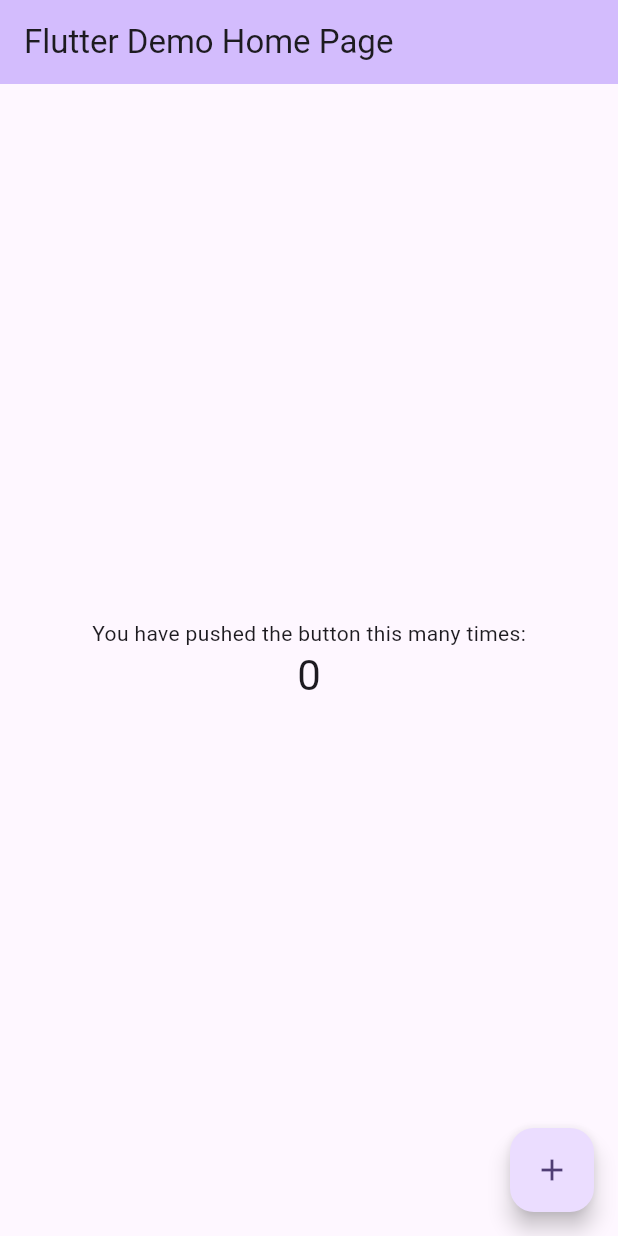
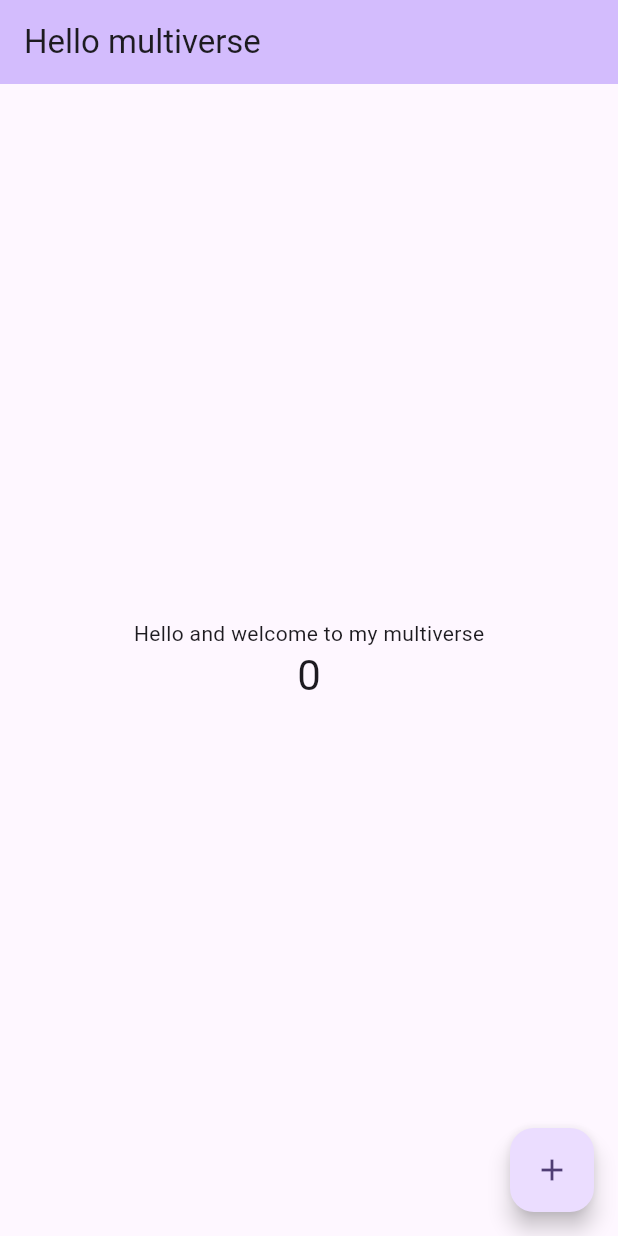
Before and after one commit to kkipngenokoech/100-days-of-flutter, a Flutter app: the screen it shows after launch, on a phone screen of 412 x 824 dp. Run offline on Flutter 3.47's test engine with Material 2 defaults, Android fonts, the phone set to English and light mode, and no system bars.

Commit message:
my hello world program is working

```diff
--- a/day-0/hello_ultiverse/lib/main.dart
+++ b/day-0/hello_ultiverse/lib/main.dart
@@ -12,6 +12,7 @@ class MyApp extends StatelessWidget {
   Widget build(BuildContext context) {
     return MaterialApp(
       title: 'Flutter Demo',
+      debugShowCheckedModeBanner: false,
       theme: ThemeData(
         // This is the theme of your application.
         //
@@ -31,7 +32,7 @@ class MyApp extends StatelessWidget {
         colorScheme: ColorScheme.fromSeed(seedColor: Colors.deepPurple),
         useMaterial3: true,
       ),
-      home: const MyHomePage(title: 'Flutter Demo Home Page'),
+      home: const MyHomePage(title: 'Hello multiverse'),
     );
   }
 }
@@ -106,7 +107,7 @@ class _MyHomePageState extends State<MyHomePage> {
           mainAxisAlignment: MainAxisAlignment.center,
           children: <Widget>[
             const Text(
-              'You have pushed the button this many times:',
+              'Hello and welcome to my multiverse',
             ),
             Text(
               '$_counter',
```
